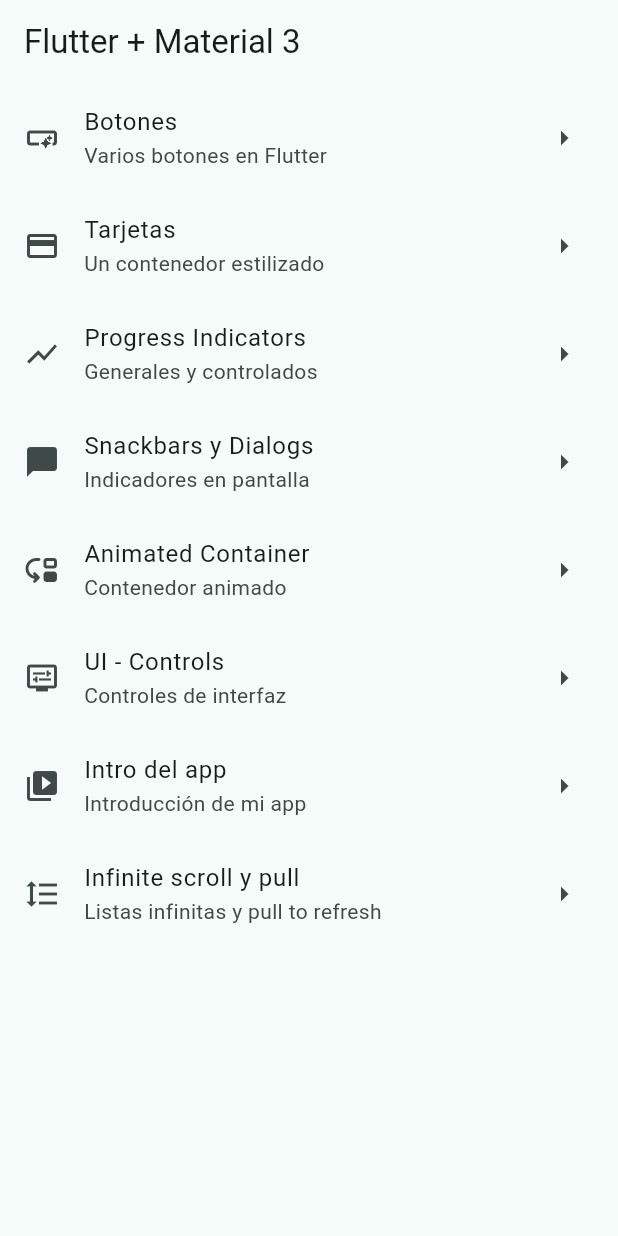
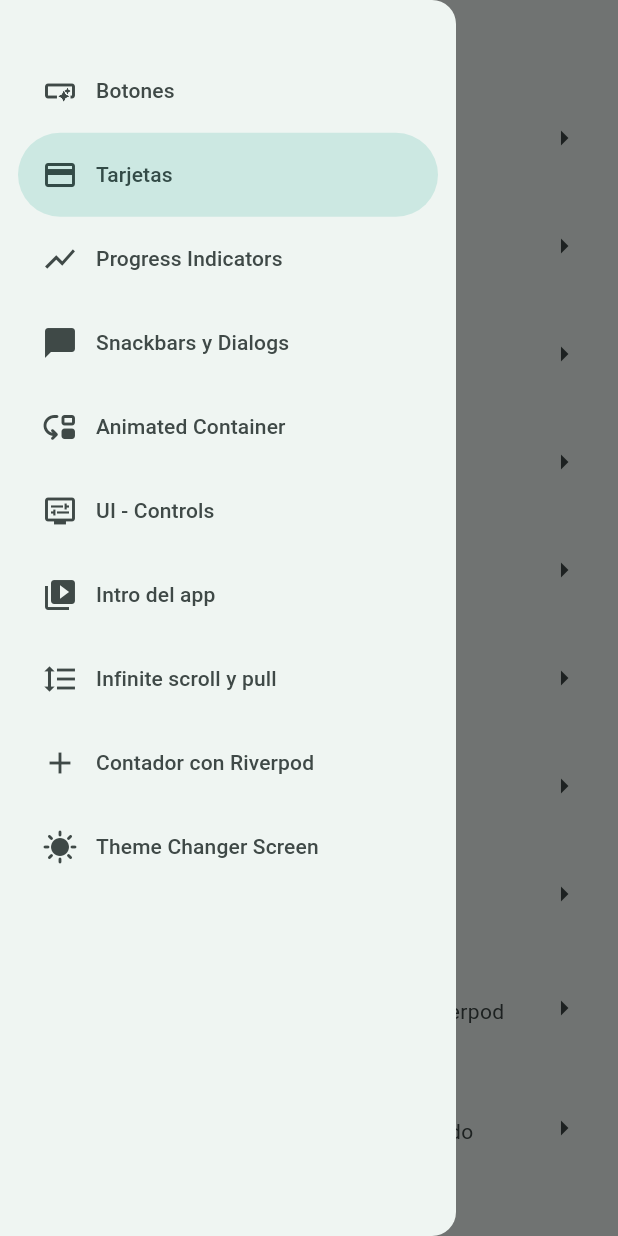
Before and after one commit to auth3rz/app_widgets, a Flutter app: the screen it shows after launch, with the side drawer open (before the commit the screen has no drawer), on a phone screen of 412 x 824 dp. Run offline on Flutter 3.47's test engine with Material 3 defaults, Android fonts, the phone set to English and light mode, and no system bars; our stand-ins replace animate_do, flutter_riverpod, go_router.

Commit message:
riverpot implementado

```diff
--- a/lib/config/goRuter/go_router.dart
+++ b/lib/config/goRuter/go_router.dart
@@ -66,5 +66,19 @@
         return const InfiniteScrollScreen();
       },
     ),
+    GoRoute(
+      path: '/counter',
+      name: CounterScreen.name,
+      builder: (context, state) {
+        return const CounterScreen();
+      },
+    ),
+    GoRoute(
+      path: '/theme',
+      name: ThemeChangerScreen.name,
+      builder: (context, state) {
+        return const ThemeChangerScreen();
+      },
+    ),
   ],
 );
--- a/lib/config/responsive_size.dart
+++ b/lib/config/responsive_size.dart
@@ -16,3 +16,10 @@
   final w = s.width * d;
   return h > w ? h : w;
 }
+
+///RETORNA SI HAY UN NOTCH MAYOR A 35 px
+double nh(BuildContext context) {
+  final n = MediaQuery.of(context).viewPadding.top;
+  final exacto = 32.5 - n;
+  return n + exacto;
+}
--- a/lib/config/theme/app_theme.dart
+++ b/lib/config/theme/app_theme.dart
@@ -12,15 +12,18 @@
 
 class AppTheme {
   final int selectedColor;
+  final bool isDark;
   ///LA VARIABLE COLOR DEBE SER ENTRE 0 Y 6
   AppTheme({
-    this.selectedColor = 0
+    this.selectedColor = 0,
+    this.isDark = false,
   }): assert(selectedColor >= 0, 'El color debe ser mayor o igual a 0'),
   assert(selectedColor < colorList.length, 'El color debe ser menor a ${colorList.length}')
   ;
 
   ThemeData getTheme() => ThemeData(
     useMaterial3: true,
+    brightness: isDark ? Brightness.dark : Brightness.light,
     appBarTheme: const AppBarTheme(
       centerTitle: false
     ),
--- a/lib/main.dart
+++ b/lib/main.dart
@@ -1,21 +1,25 @@
 import 'package:app_widgets/config/goRuter/go_router.dart';
 import 'package:app_widgets/config/theme/app_theme.dart';
+import 'package:app_widgets/presentation/providers/is_dark_mode_provider.dart';
 import 'package:flutter/material.dart';
+import 'package:flutter_riverpod/flutter_riverpod.dart';
 
 void main() {
-  runApp(const MainApp());
+  runApp(const ProviderScope(child: MainApp()));
 }
 
-class MainApp extends StatelessWidget {
+class MainApp extends ConsumerWidget {
   const MainApp({super.key});
 
   @override
-  Widget build(BuildContext context) {
+  Widget build(BuildContext context, WidgetRef ref) {
+    final selectedColor = ref.watch(colorValue);
+    final isDark = ref.watch(darkModeProvider);
     return MaterialApp.router(
       title: 'WidgetsAPP',
       routerConfig: appRouter,
       debugShowCheckedModeBanner: false,
-      theme: AppTheme(selectedColor: 1).getTheme(),
+      theme: AppTheme(selectedColor: selectedColor, isDark: isDark).getTheme(),
     );
   }
 }
--- a/lib/menu/menu_item.dart
+++ b/lib/menu/menu_item.dart
@@ -63,4 +63,16 @@
     link: '/scroll',
     icon: Icons.format_line_spacing_outlined,
   ),
+  MenuItem(
+    title: 'Contador con Riverpod',
+    subTitle: 'Contador básico de flutter usando Riverpod Provider',
+    link: '/counter',
+    icon: Icons.add,
+  ),
+  MenuItem(
+    title: 'Theme Changer Screen',
+    subTitle: 'Cambiar color base del theme y el modo oscuro',
+    link: '/theme',
+    icon: Icons.sunny,
+  ),
 ];
--- /dev/null
+++ b/lib/presentation/providers/counter_provider.dart
@@ -0,0 +1,3 @@
+import 'package:flutter_riverpod/flutter_riverpod.dart';
+
+final counterProvider = StateProvider<int>((_) => 0);
--- /dev/null
+++ b/lib/presentation/providers/is_dark_mode_provider.dart
@@ -0,0 +1,5 @@
+import 'package:flutter_riverpod/flutter_riverpod.dart';
+
+final darkModeProvider = StateProvider<bool>((_) => false);
+
+final colorValue = StateProvider<int>((_) => 1);
--- a/lib/presentation/screens/home/home_screen.dart
+++ b/lib/presentation/screens/home/home_screen.dart
@@ -1,3 +1,4 @@
+import 'package:app_widgets/presentation/widgets/side_menu.dart';
 import 'package:flutter/material.dart';
 import 'package:app_widgets/menu/menu_item.dart';
 import 'package:go_router/go_router.dart';
@@ -7,11 +8,14 @@
   static String name = 'Home screen';
   @override
   Widget build(BuildContext context) {
+    final scaffoldKey = GlobalKey<ScaffoldState>();
     return Scaffold(
+      key: scaffoldKey,
       appBar: AppBar(
         title: const Text('Flutter + Material 3'),
       ),
       body: _HomeView(),
+      drawer: SideMenu(scaffoldKey: scaffoldKey)
     );
   }
 }
--- a/lib/presentation/screens/screens.dart
+++ b/lib/presentation/screens/screens.dart
@@ -1,10 +1,14 @@
+
+
 
 export 'package:app_widgets/presentation/screens/animated/animated_screen.dart';
 export 'package:app_widgets/presentation/screens/app_tutorial/app_tutorial_screen.dart';
 export 'package:app_widgets/presentation/screens/botones/botones_screen.dart';
+export 'package:app_widgets/presentation/screens/counter_screen/counter_screen.dart';
 export 'package:app_widgets/presentation/screens/home/home_screen.dart';
 export 'package:app_widgets/presentation/screens/infinite_scroll/infinite_scroll_screen.dart';
 export 'package:app_widgets/presentation/screens/progress/progress_screen.dart';
 export 'package:app_widgets/presentation/screens/snackbar/snackbar_screen.dart';
 export 'package:app_widgets/presentation/screens/tarjetas/tarjetas_screen.dart';
+export 'package:app_widgets/presentation/screens/theme_changer/theme_changer_screen.dart';
 export 'package:app_widgets/presentation/screens/ui_controls/ui_controls_screen.dart';
--- a/lib/presentation/screens/snackbar/snackbar_screen.dart
+++ b/lib/presentation/screens/snackbar/snackbar_screen.dart
@@ -63,12 +63,12 @@
         onPressed: () => showCustomSnackbar(context),
         label: Text(
           'Mostrar Snackbar',
-          style: TextStyle(color: color.primary),
+          style: TextStyle(color: color.surface),
         ),
         backgroundColor: color.secondaryFixed,
         icon: Icon(
           Icons.remove_red_eye_outlined,
-          color: color.primary,
+          color: color.surface,
         ),
       ),
     );
--- /dev/null
+++ b/lib/presentation/widgets/side_menu.dart
@@ -0,0 +1,39 @@
+import 'package:app_widgets/menu/menu_item.dart';
+import 'package:flutter/material.dart';
+
+import 'package:app_widgets/config/responsive_size.dart';
+import 'package:go_router/go_router.dart';
+
+class SideMenu extends StatefulWidget {
+  final GlobalKey<ScaffoldState> scaffoldKey;
+  const SideMenu({super.key, required this.scaffoldKey});
+
+  @override
+  State<SideMenu> createState() => _SideMenuState();
+}
+
+class _SideMenuState extends State<SideMenu> {
+
+  var navDrawerIndex = 1;
+
+  @override
+  Widget build(BuildContext context) {
+    return NavigationDrawer(
+      selectedIndex: navDrawerIndex,
+
+      onDestinationSelected: (value) {
+        setState(() => navDrawerIndex = value);
+        context.push(appMenuItems[value].link);
+        widget.scaffoldKey.currentState!.closeDrawer();
+      },
+
+      children: [
+        SizedBox(height: nh(context)),
+        ...appMenuItems.map((item) => NavigationDrawerDestination(
+          icon: Icon(item.icon),
+          label: Text(item.title)
+        )),
+      ]
+    );
+  }
+}
--- a/pubspec.yaml
+++ b/pubspec.yaml
@@ -7,9 +7,10 @@
   sdk: '>=3.4.4 <4.0.0'
 
 dependencies:
+  animate_do: ^3.3.4
   flutter:
     sdk: flutter
-  animate_do: ^3.3.4
+  flutter_riverpod: ^2.5.1
   go_router: ^14.2.3
 
 dev_dependencies:
```
Also changed, not shown: lib/presentation/screens/counter_screen/counter_screen.dart (added, +116 -0 lines), lib/presentation/screens/infinite_scroll/infinite_scroll_screen.dart (+12 -10 lines), lib/presentation/screens/theme_changer/theme_changer_screen.dart (added, +62 -0 lines), pubspec.lock.
